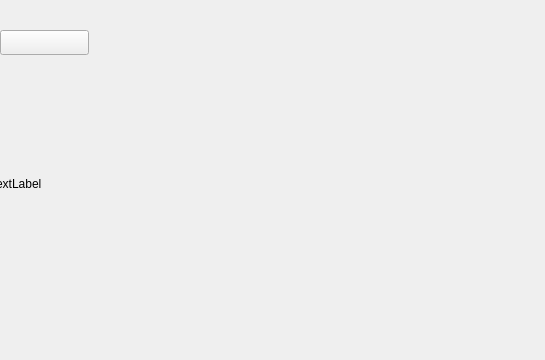
Above: cam-ui-widget/widget.ui from Code0bug/tspi_action_source before the change. Below: the same form after it.
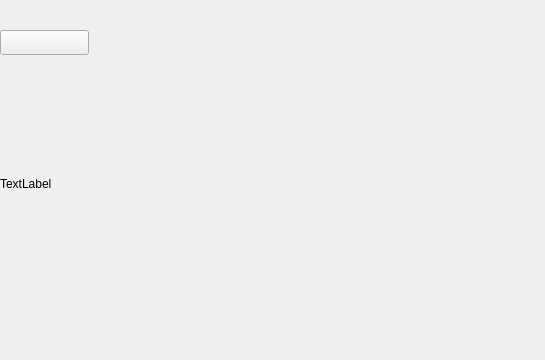
That is the form after the change. The open tabs and pages were chosen to show the change.

Patch:
```diff
--- a/cam-ui-widget/widget.ui
+++ b/cam-ui-widget/widget.ui
@@ -194,7 +194,7 @@
     <widget class="QLabel" name="video_label_2">
      <property name="geometry">
       <rect>
-       <x>-10</x>
+       <x>0</x>
        <y>0</y>
        <width>552</width>
        <height>368</height>
```
